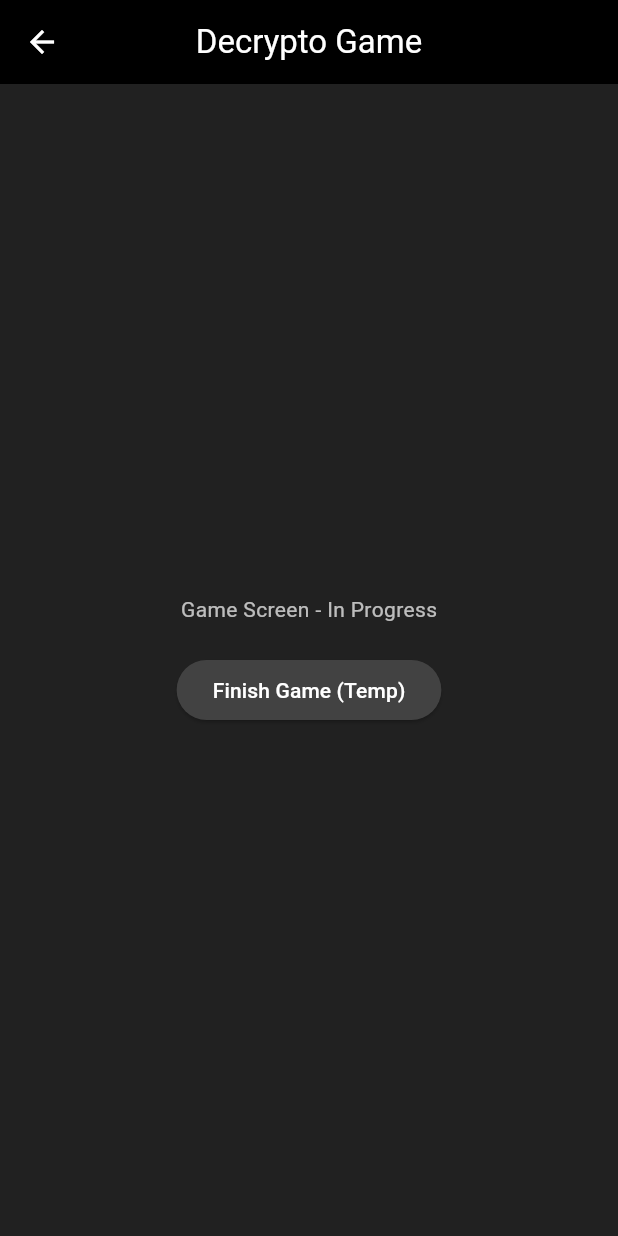
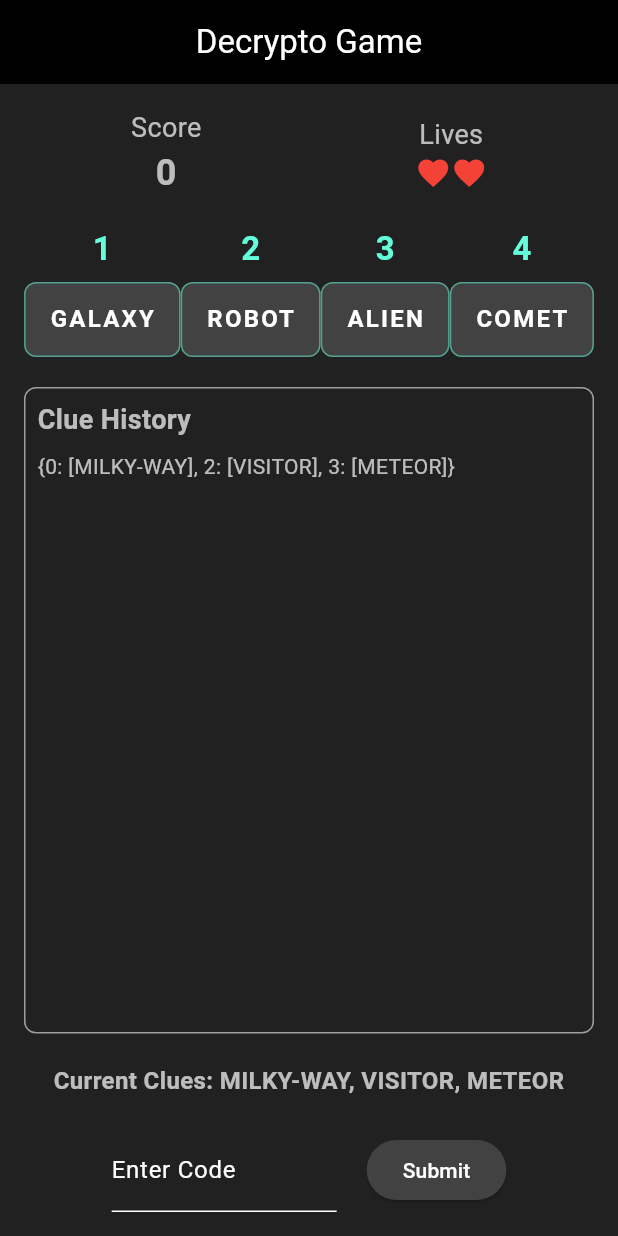
Before and after one commit to ciakarellas/decrypto_2, a Flutter app: the screen it shows after launch, after a tap on "Start Game", on a phone screen of 412 x 824 dp. Run offline on Flutter 3.47's test engine with Material 3 defaults, Android fonts, the phone set to English and light mode, and no system bars; our stand-ins replace bloc, equatable, flutter_bloc.

Commit message:
Refactor game logic and UI components: Updated `GameScreen` to use `BlocProvider` for state management, modified `EndGameScreen` to display dynamic final scores, and restructured `GameSet` and `MainWord` models. Removed unused `GameState` and `GameCubit` files, and adjusted related services and imports accordingly.

```diff
--- /dev/null
+++ b/lib/bloc/game/game_cubit.dart
@@ -0,0 +1,85 @@
+import 'package:bloc/bloc.dart';
+import 'package:decrypto_2/models/game_set.dart';
+import 'package:decrypto_2/bloc/game/game_state.dart';
+import 'package:decrypto_2/models/main_word.dart';
+import 'package:decrypto_2/services/ai_service.dart';
+
+class GameCubit extends Cubit<GameState> {
+  GameCubit(this._aiService) : super(const GameState());
+
+  final AIService _aiService;
+  late List<MainWord> _secretWords;
+  late List<String> _codeDeck;
+
+  void startGame(GameSet gameSet) {
+    _secretWords = gameSet.words;
+    _codeDeck = List<String>.from(gameSet.codes)..shuffle();
+
+    emit(
+      const GameState().copyWith(
+        status: GameStatus.playing,
+        secretWords: _secretWords,
+        clueHistory: const {},
+        playerLives: 2,
+        playerScore: 0,
+      ),
+    );
+
+    _triggerAITurn();
+  }
+
+  void submitGuess(String guess) {
+    if (state.status != GameStatus.playing) return;
+
+    final isCorrect = guess == state.currentCode;
+
+    if (isCorrect) {
+      // Correct guess: increase score
+      emit(state.copyWith(playerScore: state.playerScore + 1));
+    } else {
+      // Incorrect guess: lose a life
+      final newLives = state.playerLives - 1;
+      if (newLives <= 0) {
+        // Game over
+        emit(state.copyWith(playerLives: 0, status: GameStatus.finished));
+        return;
+      }
+      emit(state.copyWith(playerLives: newLives));
+    }
+
+    // If the game is not over, trigger the next round
+    _triggerAITurn();
+  }
+
+  void _triggerAITurn() {
+    if (_codeDeck.isEmpty) {
+      // No more codes, game is over
+      emit(state.copyWith(status: GameStatus.finished));
+      return;
+    }
+
+    // Prepare for the new round
+    final newCode = _codeDeck.removeAt(0);
+    final newClues = _aiService.getCluesForCode(newCode, _secretWords);
+
+    // Update clue history
+    final newClueHistory = Map<int, List<String>>.from(state.clueHistory);
+    for (int i = 0; i < newCode.length; i++) {
+      final wordIndex = int.parse(newCode[i]) - 1;
+      final clue = newClues[i];
+      final updatedCluesForWord = List<String>.from(
+        newClueHistory[wordIndex] ?? [],
+      )..add(clue);
+      newClueHistory[wordIndex] = updatedCluesForWord;
+    }
+
+    // Emit the new state for the player to see
+    emit(
+      state.copyWith(
+        currentCode: newCode,
+        currentClues: newClues,
+        clueHistory: newClueHistory,
+      ),
+    );
+  }
+}
--- /dev/null
+++ b/lib/bloc/game/game_state.dart
@@ -0,0 +1,55 @@
+import 'package:equatable/equatable.dart';
+import 'package:decrypto_2/models/main_word.dart';
+
+enum GameStatus { initial, playing, finished }
+
+class GameState extends Equatable {
+  const GameState({
+    this.status = GameStatus.initial,
+    this.secretWords = const [],
+    this.clueHistory = const {},
+    this.playerScore = 0,
+    this.playerLives = 2,
+    this.currentCode,
+    this.currentClues = const [],
+  });
+
+  final GameStatus status;
+  final List<MainWord> secretWords;
+  final Map<int, List<String>> clueHistory;
+  final int playerScore;
+  final int playerLives;
+  final String? currentCode;
+  final List<String> currentClues;
+
+  GameState copyWith({
+    GameStatus? status,
+    List<MainWord>? secretWords,
+    Map<int, List<String>>? clueHistory,
+    int? playerScore,
+    int? playerLives,
+    String? currentCode,
+    List<String>? currentClues,
+  }) {
+    return GameState(
+      status: status ?? this.status,
+      secretWords: secretWords ?? this.secretWords,
+      clueHistory: clueHistory ?? this.clueHistory,
+      playerScore: playerScore ?? this.playerScore,
+      playerLives: playerLives ?? this.playerLives,
+      currentCode: currentCode ?? this.currentCode,
+      currentClues: currentClues ?? this.currentClues,
+    );
+  }
+
+  @override
+  List<Object?> get props => [
+        status,
+        secretWords,
+        clueHistory,
+        playerScore,
+        playerLives,
+        currentCode,
+        currentClues,
+      ];
+}
--- a/lib/main.dart
+++ b/lib/main.dart
@@ -1,9 +1,13 @@
 import 'package:decrypto_2/utils/app_theme.dart';
 import 'package:decrypto_2/views/screens/end_game_screen.dart';
 import 'package:decrypto_2/views/screens/game_screen.dart';
+import 'package:decrypto_2/services/word_service.dart';
 import 'package:decrypto_2/views/screens/home_screen.dart';
 import 'package:decrypto_2/views/screens/settings_screen.dart';
 import 'package:flutter/material.dart';
+import 'package:flutter_bloc/flutter_bloc.dart';
+import 'package:decrypto_2/bloc/game/game_cubit.dart';
+import 'package:decrypto_2/services/ai_service.dart';
 
 void main() {
   runApp(const MyApp());
@@ -20,9 +24,20 @@ class MyApp extends StatelessWidget {
       initialRoute: '/',
       routes: {
         '/': (context) => const HomeScreen(),
-        '/game': (context) => const GameScreen(),
+        '/game': (context) => BlocProvider(
+          create: (context) => GameCubit(
+            // The GameCubit constructor expects an AIService, not a WordService.
+            AIService(), // No change needed here, AIService is correctly imported and used.
+          )..startGame(WordService().getNewGameSet()),
+          child: const GameScreen(),
+        ),
         '/settings': (context) => const SettingsScreen(),
-        '/endgame': (context) => const EndGameScreen(),
+        '/endgame': (context) => BlocProvider.value(
+          value: BlocProvider.of<GameCubit>(context),
+          child: const EndGameScreen(
+            finalScore: 0,
+          ), // Placeholder, actual score will be passed via state
+        ),
       },
     );
   }
--- a/lib/models/game_set.dart
+++ b/lib/models/game_set.dart
@@ -1,12 +1,8 @@
-import 'package:decrypto_2/models/main_word.dart';
-import 'package:equatable/equatable.dart';
+import 'main_word.dart';
 
-class GameSet extends Equatable {
-  const GameSet({required this.mainWords, required this.codes});
-
-  final List<MainWord> mainWords;
+class GameSet {
+  final List<MainWord> words;
   final List<String> codes;
 
-  @override
-  List<Object?> get props => [mainWords, codes];
+  GameSet({required this.words, required this.codes});
 }
--- a/lib/models/main_word.dart
+++ b/lib/models/main_word.dart
@@ -1,11 +1,6 @@
-import 'package:equatable/equatable.dart';
-
-class MainWord extends Equatable {
-  const MainWord({required this.word, required this.hints});
-
+class MainWord {
   final String word;
   final List<String> hints;
 
-  @override
-  List<Object?> get props => [word, hints];
+  MainWord({required this.word, required this.hints});
 }
--- /dev/null
+++ b/lib/services/ai_service.dart
@@ -0,0 +1,26 @@
+import 'dart:math';
+
+import 'package:decrypto_2/models/main_word.dart';
+
+class AIService {
+  /// Generates three clues based on the provided code and the set of main words.
+  ///
+  /// For the MVP, this simply picks a random hint from the list of available
+  /// hints for the corresponding word.
+  List<String> getCluesForCode(String code, List<MainWord> mainWords) {
+    final random = Random();
+    final clues = <String>[];
+
+    for (int i = 0; i < code.length; i++) {
+      // The code is 1-based, so subtract 1 for the list index.
+      final wordIndex = int.parse(code[i]) - 1;
+      final targetWord = mainWords[wordIndex];
+
+      // Pick a random hint from the word's hint list.
+      final hint = targetWord.hints[random.nextInt(targetWord.hints.length)];
+      clues.add(hint);
+    }
+
+    return clues;
+  }
+}
--- a/lib/services/word_service.dart
+++ b/lib/services/word_service.dart
@@ -21,7 +21,7 @@ class WordService {
     // Game Set 1: Fantasy / Adventure
     GameSet(
       codes: _codes,
-      mainWords: [
+      words: [
         MainWord(
           word: 'CASTLE',
           hints: [
@@ -79,7 +79,7 @@ class WordService {
     // Game Set 2: Space / Sci-Fi
     GameSet(
       codes: _codes,
-      mainWords: [
+      words: [
         MainWord(
           word: 'GALAXY',
           hints: [
@@ -137,7 +137,7 @@ class WordService {
     // Game Set 3: Egypt / Desert
     GameSet(
       codes: _codes,
-      mainWords: [
+      words: [
         MainWord(
           word: 'PYRAMID',
           hints: [
--- a/lib/views/screens/game_screen.dart
+++ b/lib/views/screens/game_screen.dart
@@ -1,4 +1,13 @@
+import 'package:decrypto_2/bloc/game/game_state.dart';
+import 'package:decrypto_2/models/main_word.dart';
+import 'package:decrypto_2/bloc/game/game_cubit.dart';
+import 'package:decrypto_2/views/screens/end_game_screen.dart';
+import 'package:decrypto_2/views/widgets/clue_history_display.dart';
+import 'package:decrypto_2/views/widgets/code_input_widget.dart';
+import 'package:decrypto_2/views/widgets/player_status_widget.dart';
+import 'package:decrypto_2/views/widgets/secret_words_display.dart';
 import 'package:flutter/material.dart';
+import 'package:flutter_bloc/flutter_bloc.dart';
 
 class GameScreen extends StatelessWidget {
   const GameScreen({super.key});
@@ -6,20 +15,66 @@ class GameScreen extends StatelessWidget {
   @override
   Widget build(BuildContext context) {
     return Scaffold(
-      appBar: AppBar(title: const Text('Decrypto Game')),
-      body: Center(
-        child: Column(
-          mainAxisAlignment: MainAxisAlignment.center,
-          children: [
-            const Text('Game Screen - In Progress'),
-            const SizedBox(height: 20),
-            ElevatedButton(
-              onPressed: () =>
-                  Navigator.pushReplacementNamed(context, '/endgame'),
-              child: const Text('Finish Game (Temp)'),
+      appBar: AppBar(
+        title: const Text('Decrypto Game'),
+        automaticallyImplyLeading: false,
+      ),
+      body: BlocConsumer<GameCubit, GameState>(
+        listener: (context, state) {
+          if (state.status == GameStatus.finished) {
+            WidgetsBinding.instance.addPostFrameCallback((_) {
+              Navigator.pushReplacement(
+                context,
+                MaterialPageRoute(
+                  builder: (context) =>
+                      EndGameScreen(finalScore: state.playerScore),
+                ),
+              );
+            });
+          }
+        },
+        builder: (context, state) {
+          if (state.status == GameStatus.initial || state.secretWords.isEmpty) {
+            return const Center(child: CircularProgressIndicator());
+          }
+
+          return Padding(
+            padding: const EdgeInsets.all(16.0),
+            child: Column(
+              crossAxisAlignment: CrossAxisAlignment.stretch,
+              children: [
+                PlayerStatusWidget(
+                  score: state.playerScore,
+                  lives: state.playerLives,
+                ),
+                const SizedBox(height: 20),
+                SecretWordsDisplay(
+                  secretWords: state.secretWords.map((e) => e.word).toList(),
+                ),
+                const SizedBox(height: 20),
+                Expanded(
+                  child: ClueHistoryDisplay(clueHistory: state.clueHistory),
+                ),
+                const SizedBox(height: 20),
+                if (state.currentClues.isNotEmpty)
+                  Text(
+                    'Current Clues: ${state.currentClues.join(', ')}',
+                    textAlign: TextAlign.center,
+                    style: const TextStyle(
+                      fontSize: 16,
+                      fontWeight: FontWeight.bold,
+                    ),
+                  ),
+                const SizedBox(height: 20),
+                CodeInputWidget(
+                  onSubmit: (guess) {
+                    context.read<GameCubit>().submitGuess(guess);
+                  },
+                ),
+              ],
             ),
-          ],
-        ),
+          );
+        },
       ),
     );
   }
--- /dev/null
+++ b/lib/views/widgets/clue_history_display.dart
@@ -0,0 +1,32 @@
+import 'package:flutter/material.dart';
+
+class ClueHistoryDisplay extends StatelessWidget {
+  // Placeholder for the clue history data
+  final Map<int, List<String>> clueHistory;
+
+  const ClueHistoryDisplay({super.key, required this.clueHistory});
+
+  @override
+  Widget build(BuildContext context) {
+    return Container(
+      padding: const EdgeInsets.all(8.0),
+      decoration: BoxDecoration(
+        border: Border.all(color: Colors.grey),
+        borderRadius: BorderRadius.circular(8.0),
+      ),
+      child: Column(
+        crossAxisAlignment: CrossAxisAlignment.start,
+        children: [
+          const Text(
+            'Clue History',
+            style: TextStyle(fontSize: 18, fontWeight: FontWeight.bold),
+          ),
+          const SizedBox(height: 8.0),
+          // This will be replaced with a more sophisticated implementation
+          // to display the clues for each word.
+          Text(clueHistory.toString()),
+        ],
+      ),
+    );
+  }
+}
--- /dev/null
+++ b/lib/views/widgets/code_input_widget.dart
@@ -0,0 +1,46 @@
+import 'package:flutter/material.dart';
+
+class CodeInputWidget extends StatefulWidget {
+  final Function(String) onSubmit;
+
+  const CodeInputWidget({super.key, required this.onSubmit});
+
+  @override
+  State<CodeInputWidget> createState() => _CodeInputWidgetState();
+}
+
+class _CodeInputWidgetState extends State<CodeInputWidget> {
+  final _controller = TextEditingController();
+
+  @override
+  Widget build(BuildContext context) {
+    return Row(
+      mainAxisAlignment: MainAxisAlignment.center,
+      children: [
+        SizedBox(
+          width: 150,
+          child: TextField(
+            controller: _controller,
+            keyboardType: TextInputType.number,
+            maxLength: 3,
+            textAlign: TextAlign.center,
+            decoration: const InputDecoration(
+              labelText: 'Enter Code',
+              counterText: '',
+            ),
+          ),
+        ),
+        const SizedBox(width: 20),
+        ElevatedButton(
+          onPressed: () {
+            if (_controller.text.length == 3) {
+              widget.onSubmit(_controller.text);
+              _controller.clear();
+            }
+          },
+          child: const Text('Submit'),
+        ),
+      ],
+    );
+  }
+}
--- /dev/null
+++ b/lib/views/widgets/player_status_widget.dart
@@ -0,0 +1,34 @@
+import 'package:flutter/material.dart';
+
+class PlayerStatusWidget extends StatelessWidget {
+  final int score;
+  final int lives;
+
+  const PlayerStatusWidget({super.key, required this.score, required this.lives});
+
+  @override
+  Widget build(BuildContext context) {
+    return Row(
+      mainAxisAlignment: MainAxisAlignment.spaceAround,
+      children: [
+        Column(
+          children: [
+            const Text('Score', style: TextStyle(fontSize: 18)),
+            Text(score.toString(),
+                style: const TextStyle(fontSize: 24, fontWeight: FontWeight.bold)),
+          ],
+        ),
+        Column(
+          children: [
+            const Text('Lives', style: TextStyle(fontSize: 18)),
+            Row(
+              children: List.generate(lives, (index) {
+                return const Icon(Icons.favorite, color: Colors.red);
+              }),
+            )
+          ],
+        ),
+      ],
+    );
+  }
+}
--- /dev/null
+++ b/lib/views/widgets/secret_words_display.dart
@@ -0,0 +1,32 @@
+import 'package:decrypto_2/views/widgets/word_card.dart';
+import 'package:flutter/material.dart';
+
+class SecretWordsDisplay extends StatelessWidget {
+  const SecretWordsDisplay({super.key, required this.secretWords});
+
+  final List<String> secretWords;
+
+  @override
+  Widget build(BuildContext context) {
+    return Row(
+      mainAxisAlignment: MainAxisAlignment.spaceAround,
+      crossAxisAlignment: CrossAxisAlignment.start,
+      children: List.generate(secretWords.length, (index) {
+        return Column(
+          mainAxisSize: MainAxisSize.min,
+          children: [
+            Text(
+              '${index + 1}',
+              style: Theme.of(context).textTheme.titleLarge?.copyWith(
+                fontWeight: FontWeight.bold,
+                color: Theme.of(context).colorScheme.secondary,
+              ),
+            ),
+            const SizedBox(height: 8),
+            WordCard(word: secretWords[index]),
+          ],
+        );
+      }),
+    );
+  }
+}
```
Also changed, not shown: lib/models/game_state.dart (deleted, +0 -78 lines), lib/viewmodels/game_cubit.dart (deleted, +0 -168 lines), lib/views/screens/end_game_screen.dart (+5 -4 lines), 1 other file.
